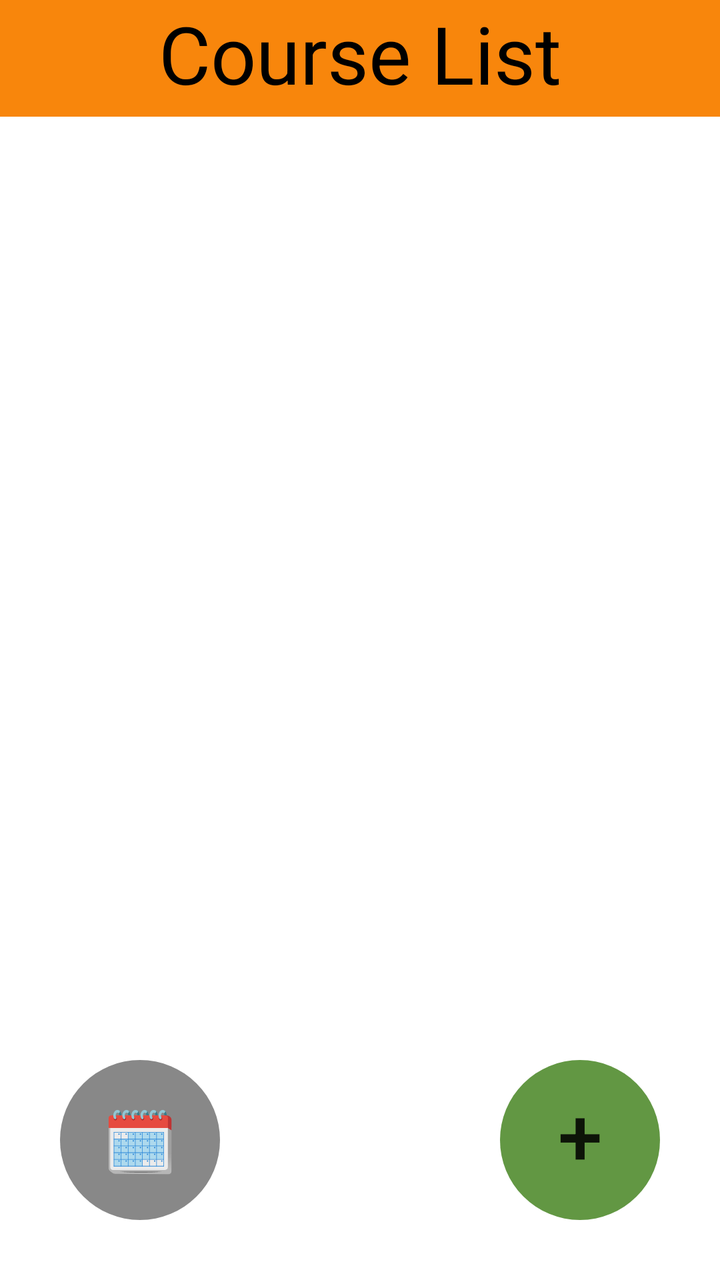
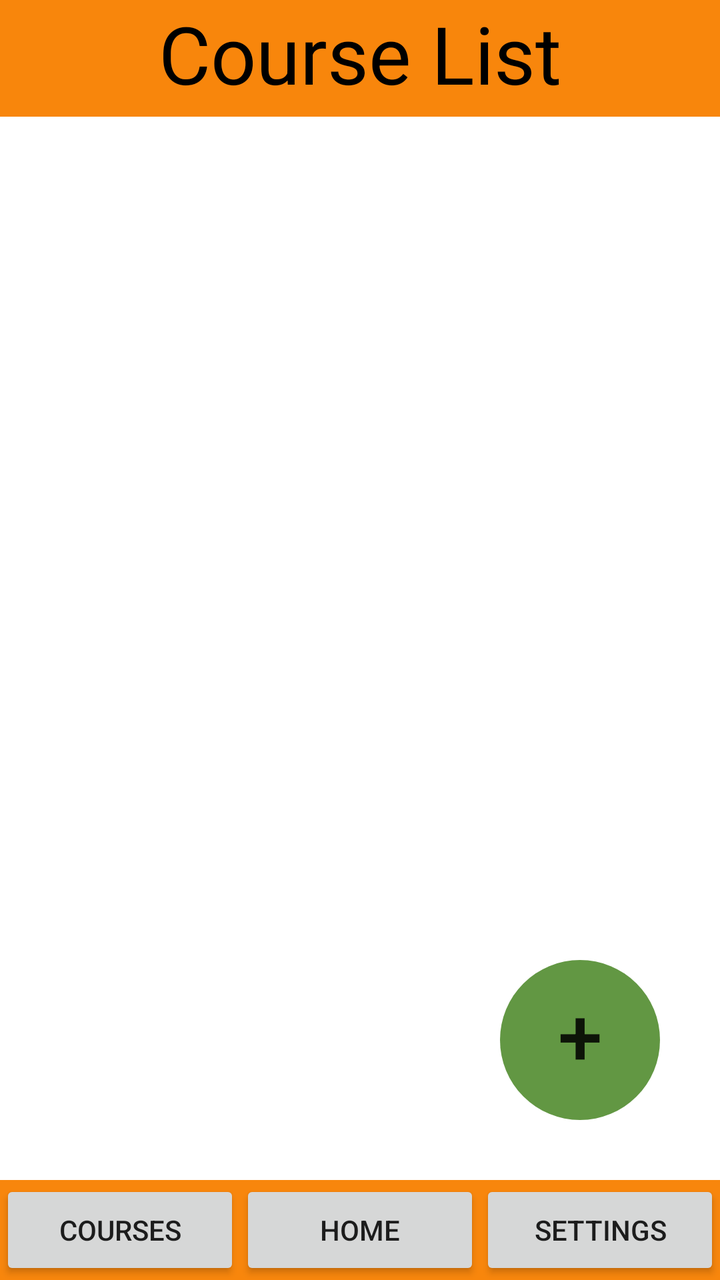

The first picture is an Android layout as it rendered before a commit; the second is the same layout after the commit. The layout source and the unified diff follow.
<!-- AndroidManifest.xml: application theme Theme.Ecampus -->
<!-- res/layout/main_layout.xml -->
<?xml version="1.0" encoding="utf-8"?>
<FrameLayout
    xmlns:android="http://schemas.android.com/apk/res/android"
    xmlns:tools="http://schemas.android.com/tools"
    xmlns:app="http://schemas.android.com/apk/res-auto"
    android:layout_width="match_parent"
    android:layout_height="match_parent"
    android:background="@color/orange">
    <LinearLayout
        android:id="@+id/mainview"
        android:orientation="vertical"
        android:layout_width="match_parent"
        android:layout_height="match_parent"
        tools:context=".MainActivity"
        android:background="@color/white">
        <TextView
            android:layout_width="match_parent"
            android:layout_height="wrap_content"
            android:textSize="40sp"
            android:text="Course List"
            android:textAlignment="center"
            android:background="@color/orange"
            android:textColor="@color/black"
            android:paddingBottom="5dp"/>
    </LinearLayout>
    <androidx.constraintlayout.widget.ConstraintLayout
        android:layout_width="match_parent"
        android:layout_height="match_parent">

        <Space
            android:id="@+id/space2"
            android:layout_width="30dp"
            android:layout_height="30dp"
            app:layout_constraintBottom_toBottomOf="parent"
            app:layout_constraintStart_toStartOf="parent" />

        <Button
            android:id="@+id/button2"
            android:layout_width="80dp"
            android:layout_height="80dp"
            android:background="@drawable/round_button"
            android:backgroundTint="@color/green"
            android:onClick="newCourse"
            android:paddingBottom="6dp"
            android:text="+"
            android:textAlignment="center"
            android:textSize="40dp"
            app:layout_constraintBottom_toTopOf="@+id/space"
            app:layout_constraintEnd_toStartOf="@+id/space" />

        <Button
            android:id="@+id/button3"
            android:layout_width="80dp"
            android:layout_height="80dp"
            android:onClick="toCalendar"
            android:text="🗓️"
            android:textSize="30dp"
            android:background="@drawable/round_button"
            android:backgroundTint="@color/gray"
            app:layout_constraintBottom_toTopOf="@+id/space2"
            app:layout_constraintStart_toEndOf="@+id/space2" />

        <Space
            android:id="@+id/space"
            android:layout_width="30dp"
            android:layout_height="30dp"
            app:layout_constraintBottom_toBottomOf="parent"
            app:layout_constraintEnd_toEndOf="parent" />
    </androidx.constraintlayout.widget.ConstraintLayout>
</FrameLayout>
<!-- resources referenced by this layout -->
<resources>
  <color name="black">#FF000000</color>
  <color name="gray">#888</color>
  <color name="green">#629743</color>
  <color name="orange">#f8860c</color>
  <color name="white">#FFFFFFFF</color>
  <!-- drawable round_button (drawable) -->
  <shape xmlns:android="http://schemas.android.com/apk/res/android"
      android:shape="rectangle">
      <corners android:radius="50dp" />
  </shape>
  <style name="Theme.Ecampus" parent="Theme.AppCompat.Light.NoActionBar">
          <item name="android:windowLightStatusBar">true</item>
      </style>
</resources>

<!-- the commit's change to res/layout/main_layout.xml (unified diff, before → after) -->
@@ -27,13 +27,6 @@
         android:layout_width="match_parent"
         android:layout_height="match_parent">
 
-        <Space
-            android:id="@+id/space2"
-            android:layout_width="30dp"
-            android:layout_height="30dp"
-            app:layout_constraintBottom_toBottomOf="parent"
-            app:layout_constraintStart_toStartOf="parent" />
-
         <Button
             android:id="@+id/button2"
             android:layout_width="80dp"
@@ -48,23 +41,57 @@
             app:layout_constraintBottom_toTopOf="@+id/space"
             app:layout_constraintEnd_toStartOf="@+id/space" />
 
-        <Button
-            android:id="@+id/button3"
-            android:layout_width="80dp"
-            android:layout_height="80dp"
-            android:onClick="toCalendar"
-            android:text="🗓️"
-            android:textSize="30dp"
-            android:background="@drawable/round_button"
-            android:backgroundTint="@color/gray"
-            app:layout_constraintBottom_toTopOf="@+id/space2"
-            app:layout_constraintStart_toEndOf="@+id/space2" />
-
         <Space
             android:id="@+id/space"
             android:layout_width="30dp"
             android:layout_height="30dp"
-            app:layout_constraintBottom_toBottomOf="parent"
+            app:layout_constraintBottom_toTopOf="@+id/nav"
             app:layout_constraintEnd_toEndOf="parent" />
+
+        <include
+            android:id="@+id/nav"
+            layout="@layout/nav_bar"
+            android:layout_width="match_parent"
+            android:layout_height="wrap_content"
+            app:layout_constraintBottom_toBottomOf="parent" />
     </androidx.constraintlayout.widget.ConstraintLayout>
 </FrameLayout>
+<!-- res/layout/nav_bar.xml (included above) -->
+<?xml version="1.0" encoding="utf-8"?>
+<androidx.constraintlayout.widget.ConstraintLayout xmlns:android="http://schemas.android.com/apk/res/android"
+    xmlns:app="http://schemas.android.com/apk/res-auto"
+    android:layout_width="match_parent"
+    android:layout_height="wrap_content"
+    android:background="@color/orange">
+
+    <Button
+        android:id="@+id/calcNav"
+        android:layout_width="0dp"
+        android:layout_height="50dp"
+        android:text="Courses"
+        app:layout_constraintBottom_toBottomOf="parent"
+        app:layout_constraintEnd_toStartOf="@+id/homeNav"
+        app:layout_constraintHorizontal_bias="0.5"
+        app:layout_constraintStart_toStartOf="parent"/>
+
+    <Button
+        android:id="@+id/homeNav"
+        android:layout_width="0dp"
+        android:layout_height="50dp"
+        android:text="Home"
+        app:layout_constraintBottom_toBottomOf="parent"
+        app:layout_constraintEnd_toStartOf="@+id/setNav"
+        app:layout_constraintHorizontal_bias="0.5"
+        app:layout_constraintStart_toEndOf="@+id/calcNav"/>
+
+    <Button
+        android:id="@+id/setNav"
+        android:layout_width="0dp"
+        android:layout_height="50dp"
+        android:text="settings"
+        app:layout_constraintBottom_toBottomOf="parent"
+        app:layout_constraintEnd_toEndOf="parent"
+        app:layout_constraintHorizontal_bias="0.5"
+        app:layout_constraintStart_toEndOf="@+id/homeNav" />
+
+</androidx.constraintlayout.widget.ConstraintLayout>
<!-- resource entries referenced after the edit -->
@@ -1,7 +1,6 @@
 <!-- resources referenced by this layout -->
 <resources>
   <color name="black">#FF000000</color>
-  <color name="gray">#888</color>
   <color name="green">#629743</color>
   <color name="orange">#f8860c</color>
   <color name="white">#FFFFFFFF</color>
